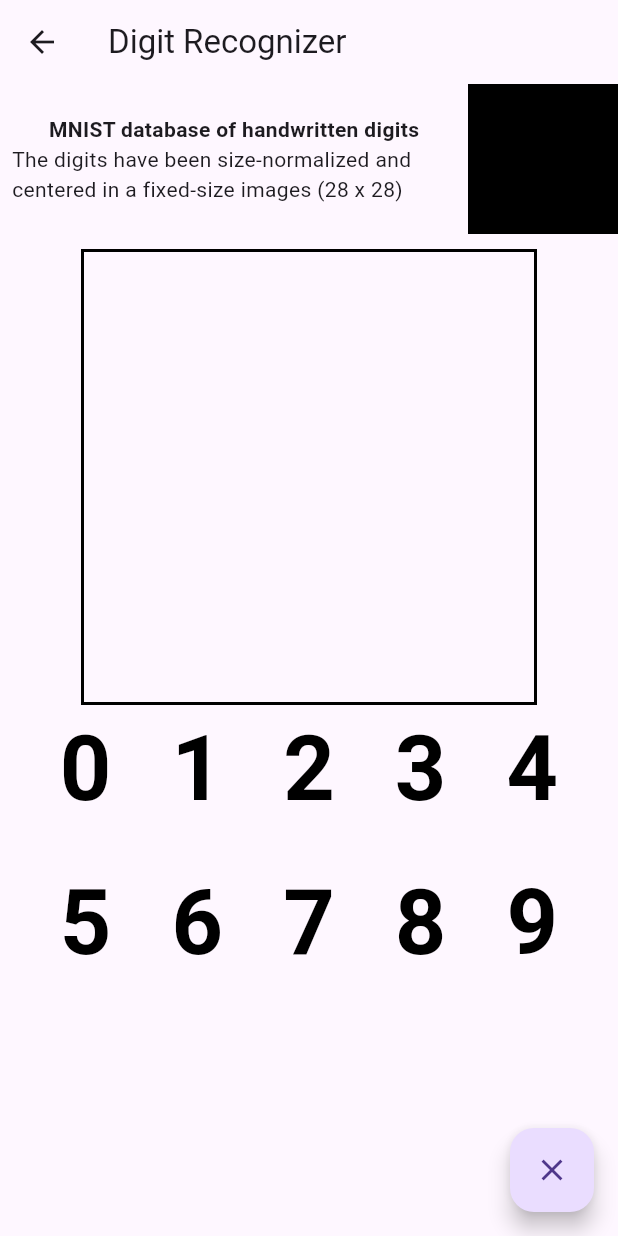
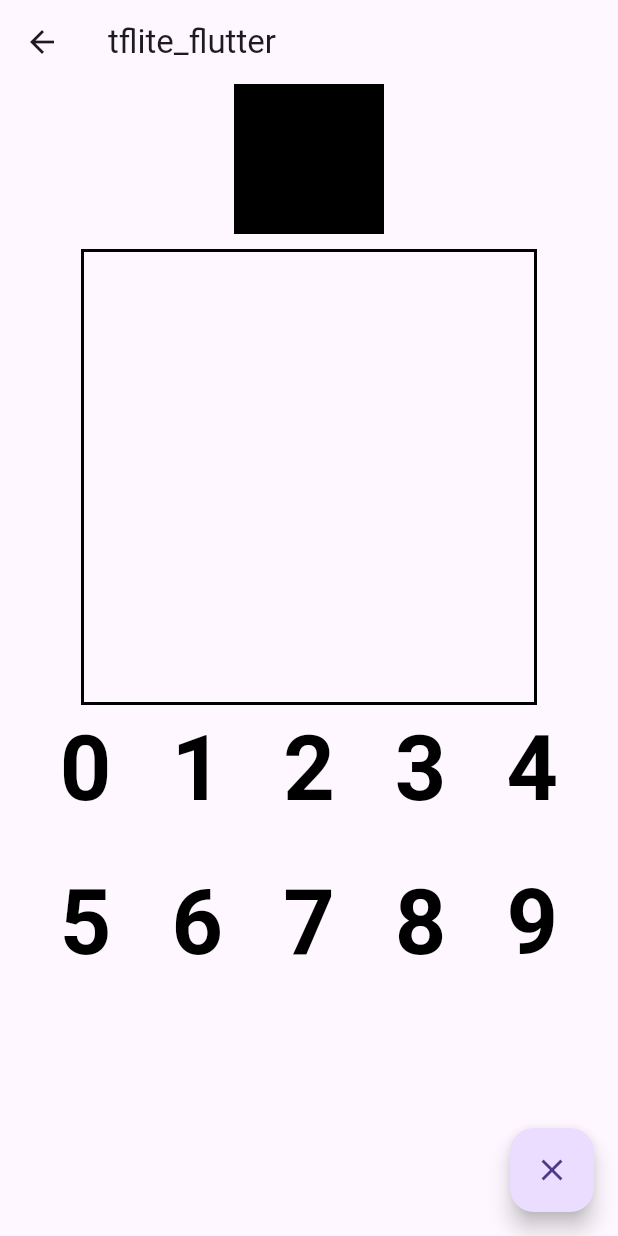
Before and after one commit to kanade012/Serverless_AI, a Flutter app: the screen it shows after launch, after a tap on "Tensorflow Lite", on a phone screen of 412 x 824 dp. Run offline on Flutter 3.47's test engine with Material 3 defaults, Android fonts, the phone set to English and light mode, and no system bars; our stand-ins replace image_picker; missing offline and left inert: pytorch_lite, tflite_flutter.

Commit message:
[refactor] refactor widget name

```diff
--- a/lib/main.dart
+++ b/lib/main.dart
@@ -28,7 +28,7 @@ class MainPage extends StatelessWidget {
           crossAxisAlignment: CrossAxisAlignment.center,
           children: [
             GestureDetector(
-              onTap: () => Navigator.push(context, MaterialPageRoute(builder: (context) => RunModelByImageDemo())),
+              onTap: () => Navigator.push(context, MaterialPageRoute(builder: (context) => Pytorch_lite())),
               child: Container(
                 padding: const EdgeInsets.all(16.0),
                 width: ratio.width * 300,
@@ -50,7 +50,7 @@ class MainPage extends StatelessWidget {
               ),
             ),
             GestureDetector(
-              onTap: () => Navigator.push(context, MaterialPageRoute(builder: (context) => DrawScreen())),              child: Container(
+              onTap: () => Navigator.push(context, MaterialPageRoute(builder: (context) => tflite_flutter())),              child: Container(
                 padding: const EdgeInsets.all(16.0),
                 width: ratio.width * 300,
                 height: ratio.height * 150,
--- a/lib/page/tflite_flutter.dart
+++ b/lib/page/tflite_flutter.dart
@@ -115,14 +115,14 @@ import '../widget/drawing_canvas.dart';
 import '../widget/prediction.dart';
 import '../widget/recogniger.dart';
 
-class DrawScreen extends StatefulWidget {
-  const DrawScreen({Key? key}) : super(key: key);
+class tflite_flutter extends StatefulWidget {
+  const tflite_flutter({Key? key}) : super(key: key);
 
   @override
-  State<DrawScreen> createState() => _DrawScreenState();
+  State<tflite_flutter> createState() => _tflite_flutterState();
 }
 
-class _DrawScreenState extends State<DrawScreen> {
+class _tflite_flutterState extends State<tflite_flutter> {
   final _points = <Offset?>[];
   final _recognizer = Recognizer();
   var _prediction = <Prediction>[];
@@ -137,31 +137,11 @@ class _DrawScreenState extends State<DrawScreen> {
   Widget build(BuildContext context) {
     return Scaffold(
       appBar: AppBar(
-        title: Text('Digit Recognizer'),
+        title: Text('tflite_flutter'),
       ),
       body: Column(
         children: <Widget>[
-          Row(
-            children: <Widget>[
-              Expanded(
-                child: Padding(
-                  padding: const EdgeInsets.all(8.0),
-                  child: Column(
-                    children: const <Widget>[
-                      Text(
-                        'MNIST database of handwritten digits',
-                        style: TextStyle(fontWeight: FontWeight.bold),
-                      ),
-                      Text(
-                        'The digits have been size-normalized and centered in a fixed-size images (28 x 28)',
-                      ),
-                    ],
-                  ),
-                ),
-              ),
-              _mnistPreviewImage(),
-            ],
-          ),
+          _mnistPreviewImage(),
           const SizedBox(height: 10),
           Container(
             width: Constants.canvasSize + Constants.borderSize * 2,
```
Also changed, not shown: lib/page/pytorch_mobile.dart (+5 -7 lines).
